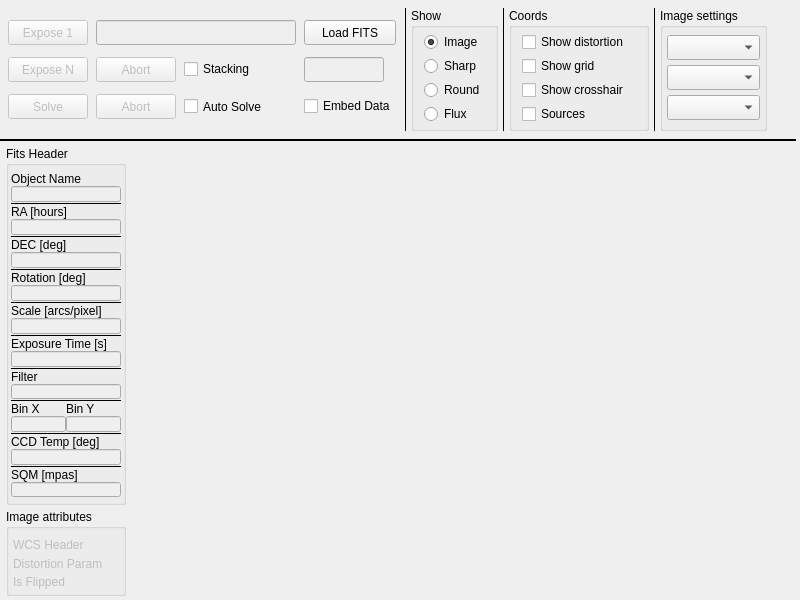
Before: the Qt Designer form mw4/gui/widgets/image.ui in mworion/MountWizzard4, drawn with Qt 5.
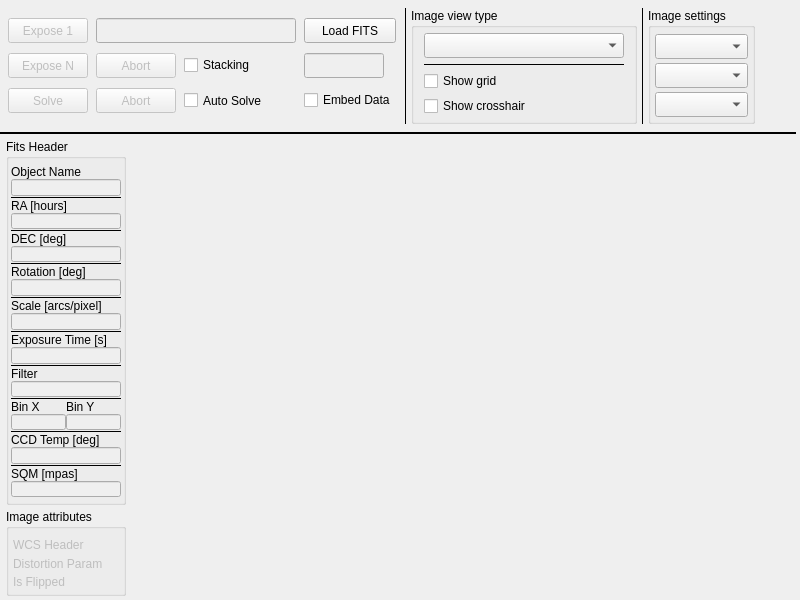
After: the same form once the commit is applied.

Commit message: change gui from checkboxes to drop down menu

The edit to the form file:
```diff
--- a/mw4/gui/widgets/image.ui
+++ b/mw4/gui/widgets/image.ui
@@ -53,7 +53,7 @@
     <number>4</number>
    </property>
    <item>
-    <layout class="QHBoxLayout" name="horizontalLayout_5" stretch="0,0,0,0,0,0,0,1">
+    <layout class="QHBoxLayout" name="horizontalLayout_5" stretch="0,0,0,0,0,1">
      <property name="spacing">
       <number>4</number>
      </property>
@@ -268,7 +268,7 @@
      <item>
       <widget class="QGroupBox" name="groupBox_2">
        <property name="title">
-        <string>Show</string>
+        <string>Image view type</string>
        </property>
        <layout class="QVBoxLayout" name="verticalLayout_3">
         <property name="spacing">
@@ -287,86 +287,25 @@
          <number>4</number>
         </property>
         <item>
-         <widget class="QRadioButton" name="checkShowImage">
-          <property name="text">
-           <string>Image</string>
-          </property>
-          <property name="checked">
-           <bool>true</bool>
-          </property>
-         </widget>
-        </item>
-        <item>
-         <widget class="QRadioButton" name="checkShowSharp">
-          <property name="text">
-           <string>Sharp</string>
-          </property>
-         </widget>
-        </item>
-        <item>
-         <widget class="QRadioButton" name="checkShowRound">
-          <property name="text">
-           <string>Round</string>
-          </property>
-         </widget>
-        </item>
-        <item>
-         <widget class="QRadioButton" name="checkShowFlux">
-          <property name="text">
-           <string>Flux</string>
-          </property>
-         </widget>
-        </item>
-       </layout>
-      </widget>
-     </item>
-     <item>
-      <widget class="Line" name="line_2">
-       <property name="frameShadow">
-        <enum>QFrame::Plain</enum>
-       </property>
-       <property name="midLineWidth">
-        <number>1</number>
-       </property>
-       <property name="orientation">
-        <enum>Qt::Vertical</enum>
-       </property>
-      </widget>
-     </item>
-     <item>
-      <widget class="QGroupBox" name="groupBox_3">
-       <property name="title">
-        <string>Coords</string>
-       </property>
-       <layout class="QVBoxLayout" name="verticalLayout_5" stretch="0,0,0,0">
-        <property name="spacing">
-         <number>4</number>
-        </property>
-        <property name="leftMargin">
-         <number>10</number>
-        </property>
-        <property name="topMargin">
-         <number>4</number>
-        </property>
-        <property name="rightMargin">
-         <number>10</number>
-        </property>
-        <property name="bottomMargin">
-         <number>4</number>
-        </property>
-        <item>
-         <widget class="QCheckBox" name="checkUseWCS">
+         <widget class="QComboBox" name="view">
           <property name="minimumSize">
            <size>
-            <width>0</width>
-            <height>0</height>
+            <width>200</width>
+            <height>25</height>
            </size>
           </property>
-          <property name="toolTip">
-           <string>&lt;html&gt;&lt;head/&gt;&lt;body&gt;&lt;p&gt;If distortion is availabe, show WCS distortion coordinates and grid.&lt;/p&gt;&lt;/body&gt;&lt;/html&gt;</string>
+         </widget>
+        </item>
+        <item>
+         <widget class="Line" name="line_2">
+          <property name="frameShadow">
+           <enum>QFrame::Plain</enum>
           </property>
-          <property name="text">
-           <string>Show distortion</string>
+          <property name="midLineWidth">
+           <number>1</number>
+          </property>
+          <property name="orientation">
+           <enum>Qt::Horizontal</enum>
           </property>
          </widget>
         </item>
@@ -390,16 +329,6 @@
           </property>
          </widget>
         </item>
-        <item>
-         <widget class="QCheckBox" name="checkShowSources">
-          <property name="toolTip">
-           <string>&lt;html&gt;&lt;head/&gt;&lt;body&gt;&lt;p&gt;When selected, MW$ will automatically search for source in image and show them.&lt;/p&gt;&lt;/body&gt;&lt;/html&gt;</string>
-          </property>
-          <property name="text">
-           <string>Sources</string>
-          </property>
-         </widget>
-        </item>
        </layout>
       </widget>
      </item>
```
The commit also changes 1 other file.
